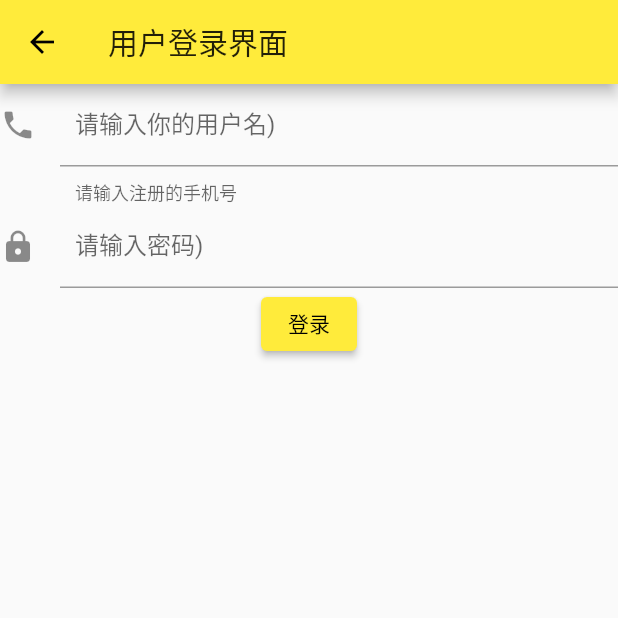
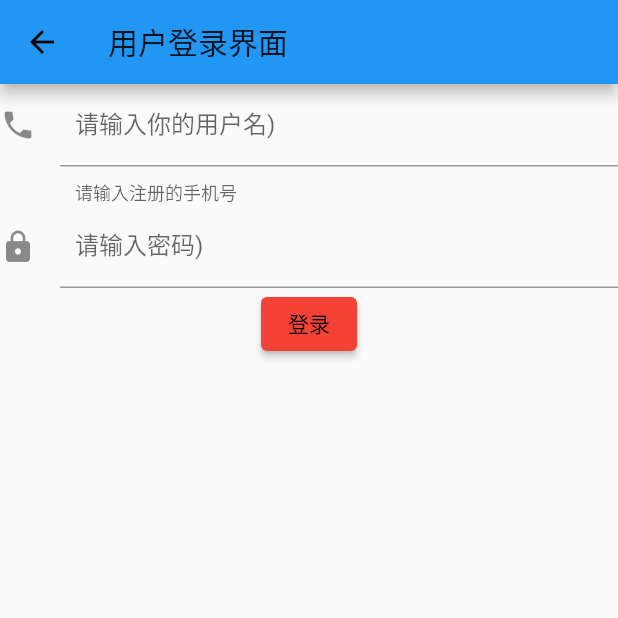
Before and after one commit to Q574310511/Mobile-Network, a Flutter app: the screen it shows after launch, after a tap on "5120184961李正齐", on a phone screen of 412 x 824 dp, the top half of it. Run offline on Flutter 3.47's test engine with Material 2 defaults, Android fonts, the phone set to English and light mode, and no system bars.

Commit message:
第四次提交

```diff
--- a/lib/5120184961/login_02.dart
+++ b/lib/5120184961/login_02.dart
@@ -12,6 +12,7 @@ class login_02State extends State<login_02>{
     return Scaffold(
       appBar: AppBar(
         title: Text('用户登录界面'),
+        backgroundColor: Colors.blue,
       ),
       body: Column(
         children:<Widget>[
@@ -38,7 +39,7 @@ class login_02State extends State<login_02>{
           ElevatedButton(
             onPressed: _login,
             child: Text('登录'),
-          ),
+            style: ButtonStyle( backgroundColor: MaterialStateProperty.all(Colors.red)), ),
         ],
       ),
     );
```
